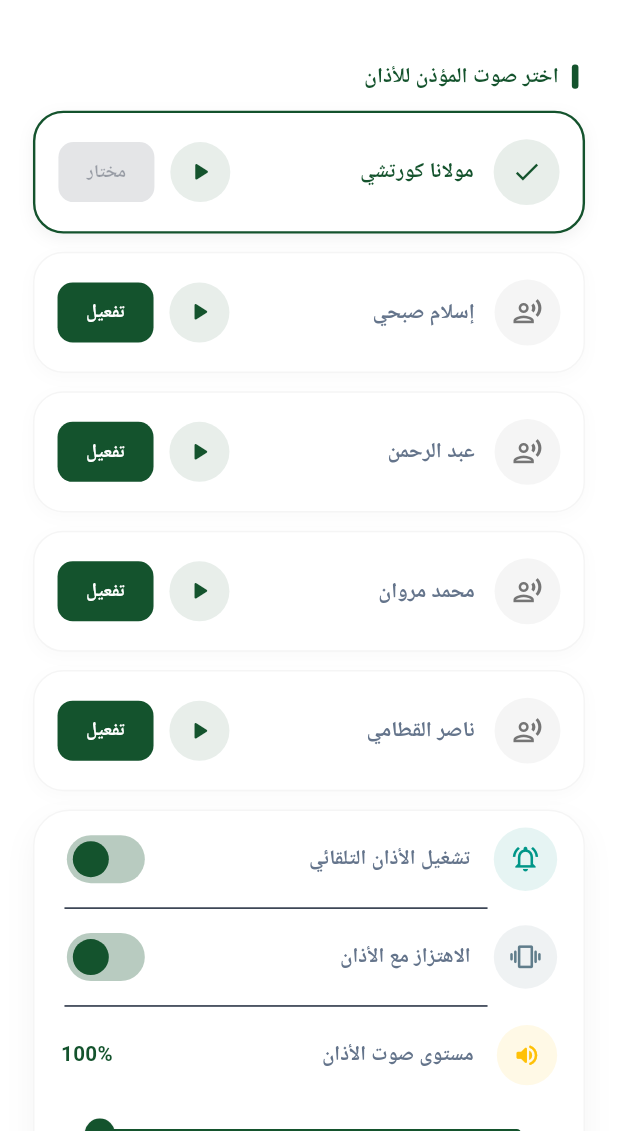
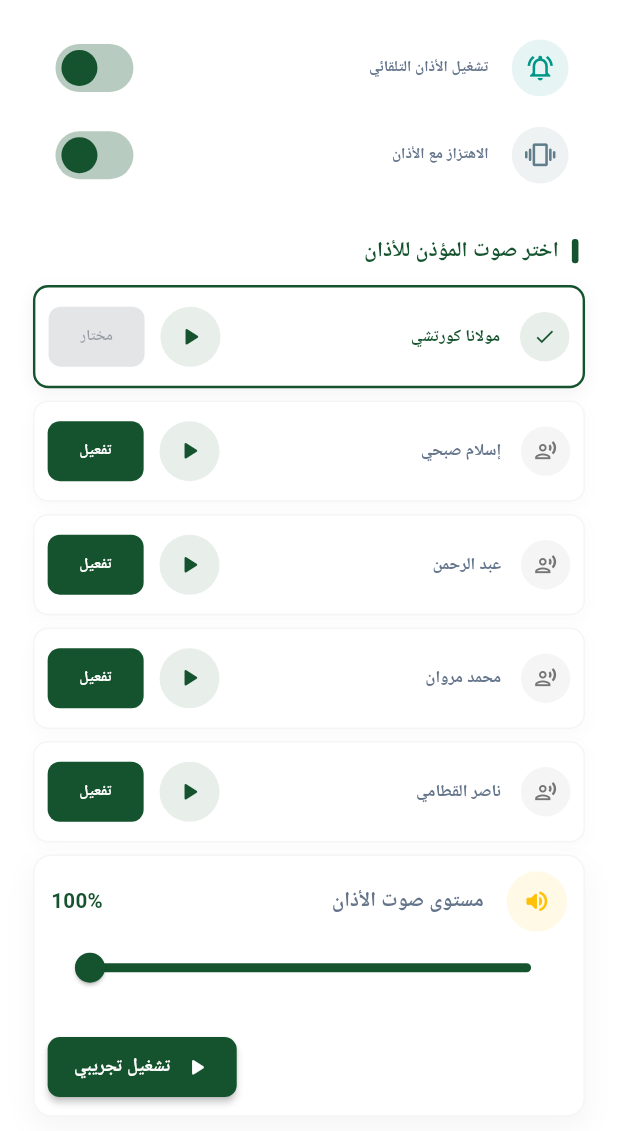
Before and after one commit to aamer-aljalal/huda-app, a Flutter app: the AdhanMuezzinScreen screen opened by its route, on a phone screen of 412 x 824 dp, the part 105-1236 px from its top. Run offline on Flutter 3.47's test engine with Material 3 defaults, Android fonts, the phone set to English and light mode, and no system bars; our stand-ins replace adhan, auto_size_text, flutter_compass, flutter_local_notifications, flutter_screenutil, flutter_timezone and 9 more; accounts and stored records are empty.

Commit message:
تعديل صفحة الاذان

```diff
--- a/lib/core/services/adhan_notification_service.dart
+++ b/lib/core/services/adhan_notification_service.dart
@@ -289,8 +289,10 @@ class AdhanNotificationService {
         //  تحذير مهم للاختبار: هذه الدالة تعمل داخل حلقة تكرار لجدولة 225 صلاة (45 يوماً).
         // لا تضع هنا DateTime.now().add(Duration(seconds: 30)) وإلا سيعمل 225 منبه في نفس الثانية!
         // لتجربة الأذان المجدول بأمان بعد 30 ثانية، استخدم دالة: testScheduleAdhanInSeconds(30)
-        scheduledTime: id == 9000 ? DateTime.now().add(const Duration(seconds: 30)) : scheduledTime,
-        // scheduledTime: scheduledTime,
+        // scheduledTime: id == 9000
+        //     ? DateTime.now().add(const Duration(seconds: 30))
+        //     : scheduledTime,
+        scheduledTime: scheduledTime,
         vibrate: vibrateEnabled,
         fullScreen: true,
         volume: volumeLevel,
--- a/lib/features/adhan/adhan_muezzin_screen.dart
+++ b/lib/features/adhan/adhan_muezzin_screen.dart
@@ -89,6 +89,15 @@ class _AdhanMuezzinScreenState extends State<AdhanMuezzinScreen> {
     setState(() {
       _adhanVolume = val;
     });
+    // إيقاف الصوت التجريبي فوراً عند إفلات الإصبع عن شريط التمرير
+    if (_isTestingAdhan) {
+      await NativeAlarmService.stopActiveAlarm();
+      if (mounted) {
+        setState(() {
+          _isTestingAdhan = false;
+        });
+      }
+    }
     if (mounted) {
       final prayerProvider = context.read<PrayerProvider>();
       await prayerProvider.scheduleAdhanNotifications();
@@ -250,6 +259,22 @@ class _AdhanMuezzinScreenState extends State<AdhanMuezzinScreen> {
           child: Column(
             crossAxisAlignment: CrossAxisAlignment.start,
             children: [
+              _buildSwitchTile(
+                title: 'تشغيل الأذان التلقائي',
+                subtitle: 'تنبيه بصوت المؤذن عند دخول وقت الصلاة',
+                value: _soundEnabled,
+                icon: Icons.notifications_active_outlined,
+                onChanged: (value) => _updateSoundEnabled(value),
+                iconColor: Colors.teal,
+              ),
+              _buildSwitchTile(
+                title: 'الاهتزاز مع الأذان',
+                subtitle: 'تفعيل اهتزاز الهاتف عند تشغيل الأذان',
+                value: _vibrationEnabled,
+                icon: Icons.vibration_rounded,
+                onChanged: (value) => _updateVibrationEnabled(value),
+                iconColor: Colors.blueGrey,
+              ),
               // 1. بطاقة إعدادات الأذان والصوت والاهتزاز الموحدة
               if (_soundEnabled) ...[
                 SizedBox(height: 24.h),
@@ -291,11 +316,11 @@ class _AdhanMuezzinScreenState extends State<AdhanMuezzinScreen> {
                   final isPlaying = _playingMuezzinId == muezzin.id;
 
                   return Container(
-                    margin: EdgeInsets.only(bottom: 12.h),
-                    padding: EdgeInsets.all(14.w),
+                    margin: EdgeInsets.only(bottom: 8.h),
+                    padding: EdgeInsets.all(8.w),
                     decoration: BoxDecoration(
                       color: isDark ? const Color(0xFF1E1E1E) : Colors.white,
-                      borderRadius: BorderRadius.circular(20.r),
+                      borderRadius: BorderRadius.circular(10.r),
                       border: Border.all(
                         color: isSelected
                             ? AppColors.primary
@@ -317,8 +342,8 @@ class _AdhanMuezzinScreenState extends State<AdhanMuezzinScreen> {
                     child: Row(
                       children: [
                         Container(
-                          width: 40.w,
-                          height: 40.w,
+                          width: 30.w,
+                          height: 30.w,
                           decoration: BoxDecoration(
                             color: isSelected
                                 ? AppColors.primary.withValues(alpha: 0.1)
@@ -336,7 +361,7 @@ class _AdhanMuezzinScreenState extends State<AdhanMuezzinScreen> {
                                 : (isDark
                                       ? Colors.grey.shade400
                                       : Colors.grey.shade600),
-                            size: 20.sp,
+                            size: 15.sp,
                           ),
                         ),
                         SizedBox(width: 12.w),
@@ -350,7 +375,7 @@ class _AdhanMuezzinScreenState extends State<AdhanMuezzinScreen> {
                                   ? FontWeight.bold
                                   : FontWeight.w600,
                               color: isSelected ? AppColors.primary : null,
-                              fontSize: 14.sp,
+                              fontSize: 11.sp,
                             ),
                           ),
                         ),
@@ -384,13 +409,13 @@ class _AdhanMuezzinScreenState extends State<AdhanMuezzinScreen> {
                             backgroundColor: AppColors.primary,
                             padding: EdgeInsets.symmetric(horizontal: 14.w),
                             shape: RoundedRectangleBorder(
-                              borderRadius: BorderRadius.circular(10.r),
+                              borderRadius: BorderRadius.circular(8.r),
                             ),
                           ),
                           child: _isSaving && isSelected
                               ? SizedBox(
-                                  width: 14.w,
-                                  height: 14.w,
+                                  width: 10.w,
+                                  height: 10.w,
                                   child: const CircularProgressIndicator(
                                     strokeWidth: 2,
                                     color: Colors.white,
@@ -399,7 +424,7 @@ class _AdhanMuezzinScreenState extends State<AdhanMuezzinScreen> {
                               : Text(
                                   isSelected ? 'مختار' : 'تفعيل',
                                   style: TextStyle(
-                                    fontSize: 12.sp,
+                                    fontSize: 10.sp,
                                     fontWeight: FontWeight.bold,
                                   ),
                                 ),
@@ -413,7 +438,7 @@ class _AdhanMuezzinScreenState extends State<AdhanMuezzinScreen> {
                 width: double.infinity,
                 decoration: BoxDecoration(
                   color: isDark ? const Color(0xFF1E1E1E) : Colors.white,
-                  borderRadius: BorderRadius.circular(24.r),
+                  borderRadius: BorderRadius.circular(12.r),
                   boxShadow: [
                     BoxShadow(
                       color: isDark
@@ -432,29 +457,11 @@ class _AdhanMuezzinScreenState extends State<AdhanMuezzinScreen> {
                 ),
                 child: Column(
                   children: [
-                    _buildSwitchTile(
-                      title: 'تشغيل الأذان التلقائي',
-                      subtitle: 'تنبيه بصوت المؤذن عند دخول وقت الصلاة',
-                      value: _soundEnabled,
-                      icon: Icons.notifications_active_outlined,
-                      onChanged: (value) => _updateSoundEnabled(value),
-                      iconColor: Colors.teal,
-                    ),
                     if (_soundEnabled) ...[
-                      const Divider(height: 1, indent: 64, endIndent: 20),
-                      _buildSwitchTile(
-                        title: 'الاهتزاز مع الأذان',
-                        subtitle: 'تفعيل اهتزاز الهاتف عند تشغيل الأذان',
-                        value: _vibrationEnabled,
-                        icon: Icons.vibration_rounded,
-                        onChanged: (value) => _updateVibrationEnabled(value),
-                        iconColor: Colors.blueGrey,
-                      ),
-                      const Divider(height: 1, indent: 64, endIndent: 20),
                       Padding(
                         padding: EdgeInsets.symmetric(
-                          horizontal: 16.w,
-                          vertical: 12.h,
+                          horizontal: 10.w,
+                          vertical: 10.h,
                         ),
                         child: Column(
                           crossAxisAlignment: CrossAxisAlignment.stretch,
@@ -493,7 +500,7 @@ class _AdhanMuezzinScreenState extends State<AdhanMuezzinScreen> {
                                 ),
                               ],
                             ),
-                            SizedBox(height: 8.h),
+                            // SizedBox(height: 8.h),
                             Slider(
                               value: _adhanVolume,
                               min: 0.0,
@@ -520,22 +527,21 @@ class _AdhanMuezzinScreenState extends State<AdhanMuezzinScreen> {
                           ],
                         ),
                       ),
-                      const Divider(height: 1, indent: 20, endIndent: 20),
                       Padding(
                         padding: EdgeInsets.symmetric(
-                          horizontal: 16.w,
+                          horizontal: 8.w,
                           vertical: 8.h,
                         ),
                         child: Row(
-                          mainAxisAlignment: MainAxisAlignment.spaceBetween,
+                          mainAxisAlignment: MainAxisAlignment.center,
                           children: [
                             Expanded(
                               child: Text(
                                 _isTestingAdhan
                                     ? 'جاري تشغيل الأذان التجريبي...'
-                                    : 'اختبر صوت ورنين الأذان الأصلي',
+                                    : '',
                                 style: TextStyle(
-                                  fontSize: 12.sp,
+                                  fontSize: 8.sp,
                                   fontWeight: FontWeight.w500,
                                   color: _isTestingAdhan
                                       ? Colors.red
@@ -559,6 +565,7 @@ class _AdhanMuezzinScreenState extends State<AdhanMuezzinScreen> {
                                 style: const TextStyle(
                                   fontWeight: FontWeight.bold,
                                   color: Colors.white,
+                                  fontSize: 12,
                                 ),
                               ),
                               style: ElevatedButton.styleFrom(
@@ -566,7 +573,7 @@ class _AdhanMuezzinScreenState extends State<AdhanMuezzinScreen> {
                                     ? Colors.red.shade600
                                     : AppColors.primary,
                                 shape: RoundedRectangleBorder(
-                                  borderRadius: BorderRadius.circular(12.r),
+                                  borderRadius: BorderRadius.circular(8.r),
                                 ),
                                 padding: EdgeInsets.symmetric(
                                   horizontal: 16.w,
@@ -581,14 +588,14 @@ class _AdhanMuezzinScreenState extends State<AdhanMuezzinScreen> {
                   ],
                 ),
               ),
-              SizedBox(height: 20.h),
+              SizedBox(height: 10.h),
 
               // 4. صندوق معلومات الموعد التلقائي المحدث
               Container(
                 padding: EdgeInsets.all(16.w),
                 decoration: BoxDecoration(
                   color: isDark ? const Color(0xFF1E1E1E) : Colors.white,
-                  borderRadius: BorderRadius.circular(20.r),
+                  borderRadius: BorderRadius.circular(15.r),
                   border: Border.all(
                     color: AppColors.primary.withValues(alpha: 0.15),
                   ),
@@ -631,12 +638,12 @@ class _AdhanMuezzinScreenState extends State<AdhanMuezzinScreen> {
   }) {
     final effectiveIconColor = iconColor ?? AppColors.primary;
     return Container(
-      padding: EdgeInsets.symmetric(horizontal: 16.w, vertical: 8.h),
+      padding: EdgeInsets.symmetric(horizontal: 10.w, vertical: 5.h),
       child: Row(
         crossAxisAlignment: CrossAxisAlignment.center,
         children: [
           Container(
-            padding: EdgeInsets.all(10.w),
+            padding: EdgeInsets.all(8.w),
             decoration: BoxDecoration(
               color: effectiveIconColor.withValues(alpha: 0.1),
               shape: BoxShape.circle,
@@ -652,7 +659,7 @@ class _AdhanMuezzinScreenState extends State<AdhanMuezzinScreen> {
                 Text(
                   title,
                   style: TextStyle(
-                    fontSize: 13.5.sp,
+                    fontSize: 10.sp,
                     fontWeight: FontWeight.w700,
                     height: 1.2,
                   ),
```
Also changed, not shown: lib/features/Settings/pages/adhan_settings_page.dart (+17 -0 lines), lib/features/azkar/zkar_details.dart (+11 -14 lines).
